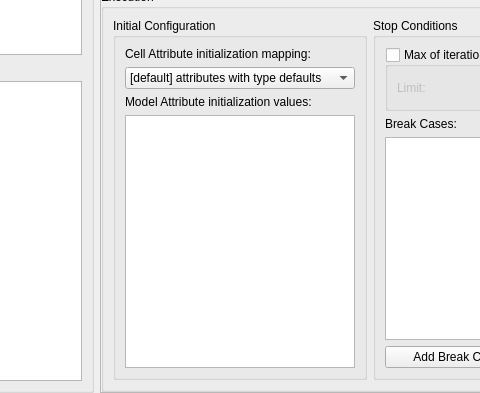
The window that src/ca_modeler/GlobalPropertiesHandler/global_properties_handler_widget.ui (rff255/GenesisCA) describes before a commit, drawn with Qt 5; both pictures show x 186 to 666 and y 125 to 518 of the 826 by 518 pixel window.
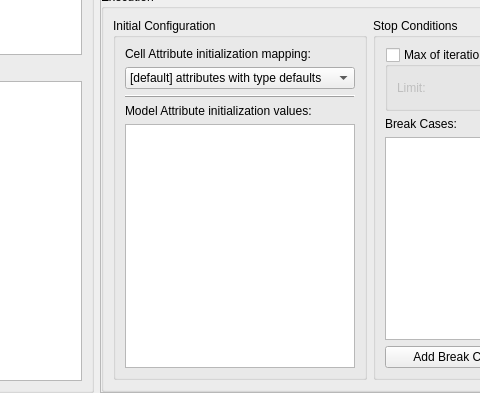
The same window after the commit.

Commit message: - Change the dependence of list elements type and attribute type

```diff
--- a/src/ca_modeler/GlobalPropertiesHandler/global_properties_handler_widget.ui
+++ b/src/ca_modeler/GlobalPropertiesHandler/global_properties_handler_widget.ui
@@ -331,13 +331,16 @@
             <bool>true</bool>
            </property>
            <layout class="QGridLayout" name="gridLayout_19">
-            <item row="0" column="0">
-             <widget class="QLabel" name="lbl_cell_attribute_initialization">
+            <item row="3" column="0">
+             <widget class="QLabel" name="lbl_model_attribute_initialization">
               <property name="text">
-               <string>Cell Attribute initialization mapping:</string>
+               <string>Model Attribute initialization values:</string>
               </property>
              </widget>
             </item>
+            <item row="5" column="0">
+             <widget class="QListWidget" name="lw_model_attributes_2"/>
+            </item>
             <item row="1" column="0">
              <widget class="QComboBox" name="cb_cell_attribute_initialization">
               <item>
@@ -347,16 +350,23 @@
               </item>
              </widget>
             </item>
+            <item row="0" column="0">
+             <widget class="QLabel" name="lbl_cell_attribute_initialization">
+              <property name="text">
+               <string>Cell Attribute initialization mapping:</string>
+              </property>
+             </widget>
+            </item>
             <item row="2" column="0">
-             <widget class="QLabel" name="lbl_model_attribute_initialization">
-              <property name="text">
-               <string>Model Attribute initialization values:</string>
+             <widget class="Line" name="line">
+              <property name="frameShadow">
+               <enum>QFrame::Raised</enum>
+              </property>
+              <property name="orientation">
+               <enum>Qt::Horizontal</enum>
               </property>
              </widget>
             </item>
-            <item row="3" column="0">
-             <widget class="QListWidget" name="lw_model_attributes_2"/>
-            </item>
            </layout>
           </widget>
          </item>
```
The commit also changes 3 other files.
